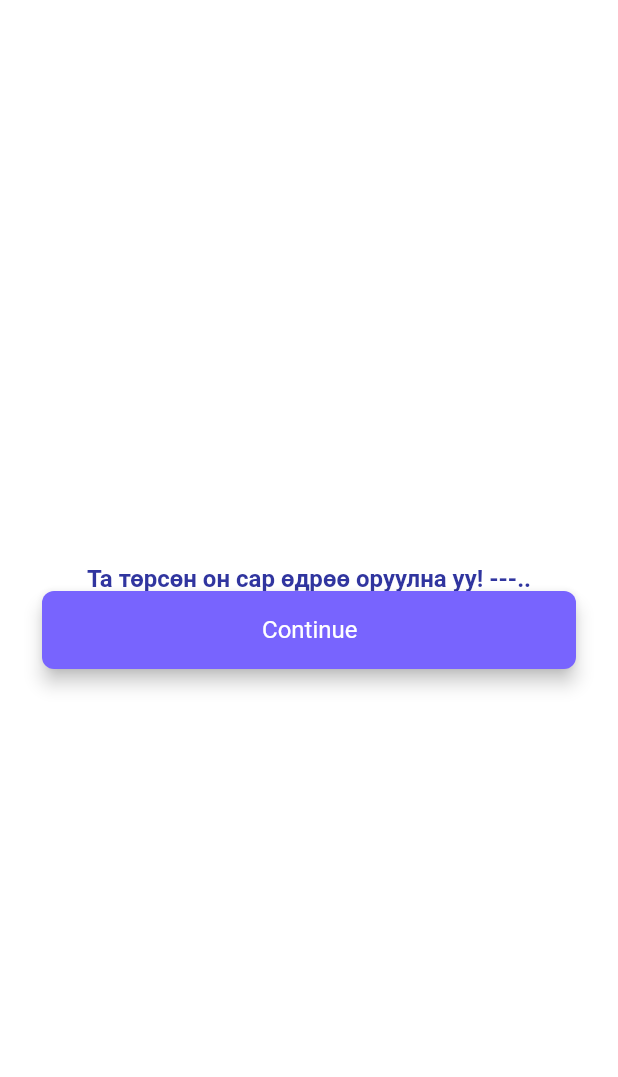
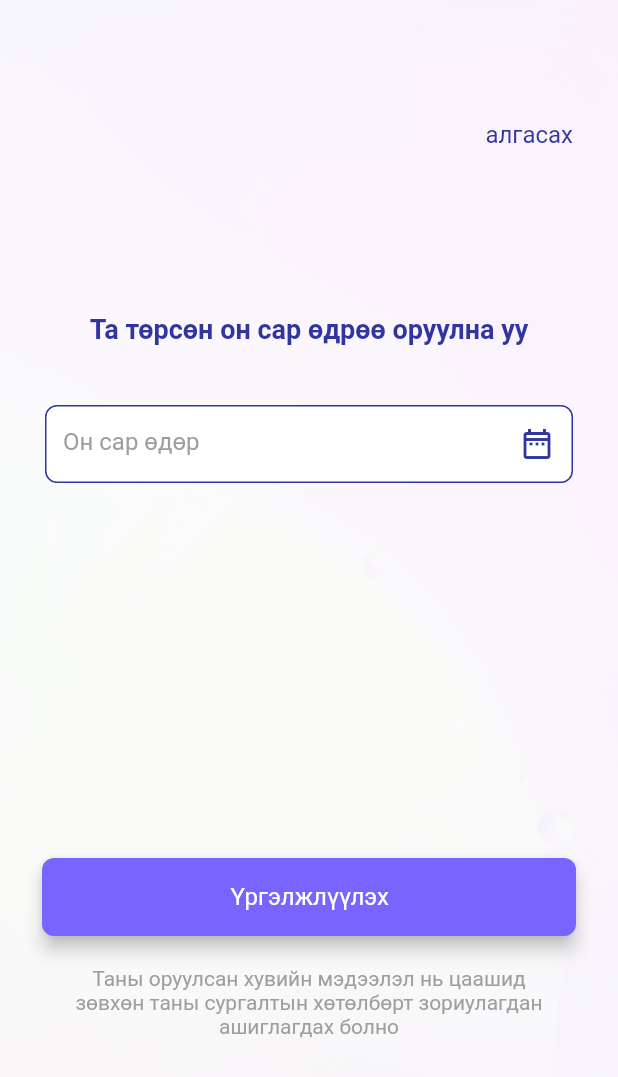
Before and after one commit to enkhtur0123/medlegten, a Flutter app: the AgePage screen opened by its route, on a phone screen of 412 x 824 dp. Shown: the top 1077 px of the screen. Run offline on Flutter 3.47's test engine with Material 2 defaults, Android fonts, the phone set to English and light mode, and no system bars; our stand-ins replace auto_route, carousel_slider, dio, firebase_auth, firebase_core, flutter_hooks and 7 more; missing offline and left inert: flutter_facebook_auth; accounts and stored records are empty; network calls fail; Roboto replaces fonts that are missing (Roboto-Bold, Roboto-Regular).

Commit message:
2022.01.02

```diff
--- a/medlegten/lib/common/colors.dart
+++ b/medlegten/lib/common/colors.dart
@@ -1,4 +1,21 @@
 import 'package:flutter/material.dart';
+
+const colorPrimary = Color.fromRGBO(48, 53, 159, 1);
+const colorSecondary = Color.fromRGBO(120, 100, 254, 1);
+const colorBlack = Colors.black;
+const colorWhite = Colors.white;
+
+const TextTheme TEXT_THEME_DEFAULT = TextTheme(
+  headline1: TextStyle(
+    color: colorPrimary, fontWeight: FontWeight.w400, fontSize: 16, fontFamily: 'Roboto'
+  ),
+    headline2: TextStyle(
+    color: colorPrimary, fontWeight: FontWeight.w700, fontSize: 18, fontFamily: 'Roboto'
+),
+    headline3: TextStyle(
+        color: Colors.grey, fontWeight: FontWeight.w400, fontSize: 14, fontFamily: 'Roboto', textBaseline: TextBaseline.alphabetic,
+    )
+);
 
 class ColorTable {
   ColorTable._();
--- /dev/null
+++ b/medlegten/lib/common/widget_functions.dart
@@ -0,0 +1,13 @@
+import 'package:flutter/material.dart';
+
+Widget addVerticalSpace(double height) {
+  return SizedBox(
+    height: height,
+  );
+}
+
+Widget addHorizontalSpace(double width) {
+  return SizedBox(
+    width: width,
+  );
+}
--- /dev/null
+++ b/medlegten/lib/custom/BorderBox.dart
@@ -0,0 +1,28 @@
+import 'package:flutter/material.dart';
+import 'package:medlegten/common/colors.dart';
+
+class BorderBox extends StatelessWidget {
+
+  final Widget child;
+  final EdgeInsets padding;
+  final double width, height;
+
+  const BorderBox({Key? key, required this.padding, required this.width, required this.height,
+    required this.child}) : super(key: key);
+
+
+  @override
+  Widget build(BuildContext context) {
+    return Container(
+      width: width,
+      height: height,
+      decoration: BoxDecoration(
+        color: colorWhite,
+        borderRadius: BorderRadius.circular(15),
+        border: Border.all(color: Colors.grey, width: 2)
+      ),
+      padding: padding,
+      child: Center(child: child,),
+    );
+  }
+}
--- a/medlegten/lib/pages/StartPages/age.dart
+++ b/medlegten/lib/pages/StartPages/age.dart
@@ -1,44 +1,97 @@
+import 'package:flutter/cupertino.dart';
 import 'package:flutter/material.dart';
 import 'package:medlegten/common/colors.dart';
+import 'package:medlegten/common/widget_functions.dart';
 import 'package:medlegten/components/wide_button.dart';
+import 'dart:ui';
+import 'package:medlegten/custom/BorderBox.dart';
 
-class AgePage extends StatelessWidget {
+class AgePage extends StatefulWidget {
   const AgePage({Key? key}) : super(key: key);
-  //      await LoginRepository().fetchLoginInfo(fbuser);
+  @override
+  _AgePageState createState() => _AgePageState();
+}
+
+class _AgePageState extends State<AgePage> {
+  DateTime selectedDate = DateTime.now();
 
   @override
+  initState() {
+    super.initState();
+  }
+
   Widget build(BuildContext context) {
+    double screenWidth = window.physicalSize.width;
+    final double paddingTop = 80.0;
+    final double paddingRight = 30.0;
     return Scaffold(
+      resizeToAvoidBottomInset: false,
       backgroundColor: Colors.white,
-      body: Column(
-        crossAxisAlignment: CrossAxisAlignment.center,
-        mainAxisAlignment: MainAxisAlignment.center,
+      body: Stack(
         children: [
-          Flexible(
-            child: Text(
-              'Та төрсөн он сар өдрөө оруулна уу! ---..',
-              textAlign: TextAlign.center,
-              style: TextStyle(
-                  color: ColorTable.color48_53_159,
-                  fontFamily: 'Roboto-Bold',
-                  fontSize: 16,
-                  fontWeight: FontWeight.w700,
-                  height: 1),
+          Container(
+            decoration: const BoxDecoration(
+              image: DecorationImage(
+                image: AssetImage('assets/img/background_age.png'),
+                fit: BoxFit.cover,
+              ),
             ),
           ),
-          Flexible(
-            flex: 2,
-            child: WideButton(
-              "Continue",
-              ColorTable.color120_100_254,
-              ColorTable.color255_255_255,
-              () {
-                //AutoRouter.of(context).push(const LoginRoute());
-              },
-            ),
-          ),
+          Column(
+            children: [
+              Padding(
+                padding: EdgeInsets.only(top: paddingTop, right: paddingRight),
+                child: Row(
+                  mainAxisAlignment: MainAxisAlignment.spaceBetween,
+                  children: [
+                    addHorizontalSpace(10),
+                    Text('алгасах', style: TEXT_THEME_DEFAULT.headline1,)
+                  ],
+                ),
+              ),
+              addVerticalSpace(80),
+              Padding(
+                  padding: EdgeInsets.all(30),
+                  child: Text('Та төрсөн он сар өдрөө оруулна уу', style: TEXT_THEME_DEFAULT.headline2,),
+              ),
+              addVerticalSpace(10),
+              Container(
+                height: 52,
+                padding: EdgeInsets.symmetric(horizontal: 30),
+                child: TextField(
+                  style: TextStyle(color: colorPrimary),
+                  decoration: InputDecoration(
+                    hintText: 'Он сар өдөр',
+                    hintStyle: TextStyle(color: Colors.grey),
+                    enabledBorder: OutlineInputBorder(
+                      borderRadius: BorderRadius.circular(8.0),
+                      borderSide: BorderSide(color: colorPrimary, width: 1),
+                    ),
+                    focusedBorder: OutlineInputBorder(
+                      borderRadius: BorderRadius.circular(8.0),
+                      borderSide: BorderSide(color: colorPrimary, width: 1),
+                    ),
+                    suffixIcon: const Icon(Icons.date_range_outlined, color:  colorPrimary,),
+                    filled: true,
+                    fillColor: colorWhite
+                  ),
+                ),
+              ),
+              addVerticalSpace(250),
+              WideButton('Үргэлжлүүлэх', colorSecondary, colorWhite, () {}),
+              addVerticalSpace(20),
+              Padding(
+                padding: EdgeInsets.symmetric(horizontal: 40),
+
+                child: Text(
+                  'Таны оруулсан хувийн мэдээлэл нь цаашид зөвхөн таны сургалтын хөтөлбөрт зориулагдан ашиглагдах болно',
+                  style: TEXT_THEME_DEFAULT.headline3, textAlign: TextAlign.center,
+                ),
+              )
+            ],
+          )
         ],
-      ),
+      )
     );
   }
 }
--- a/medlegten/pubspec.yaml
+++ b/medlegten/pubspec.yaml
@@ -79,6 +79,8 @@ flutter:
       fonts:
         - asset: assets/fonts/Poppins-Light.ttf
         - asset: assets/fonts/Poppins-SemiBold.ttf
+    - family: Roboto
+      fonts:
         - asset: assets/fonts/Roboto-Light.ttf
         - asset: assets/fonts/Roboto-Bold.ttf
         - asset: assets/fonts/Roboto-Regular.ttf
```
Also changed, not shown: medlegten/assets/img/background_age.png (added), medlegten/pubspec.lock.
